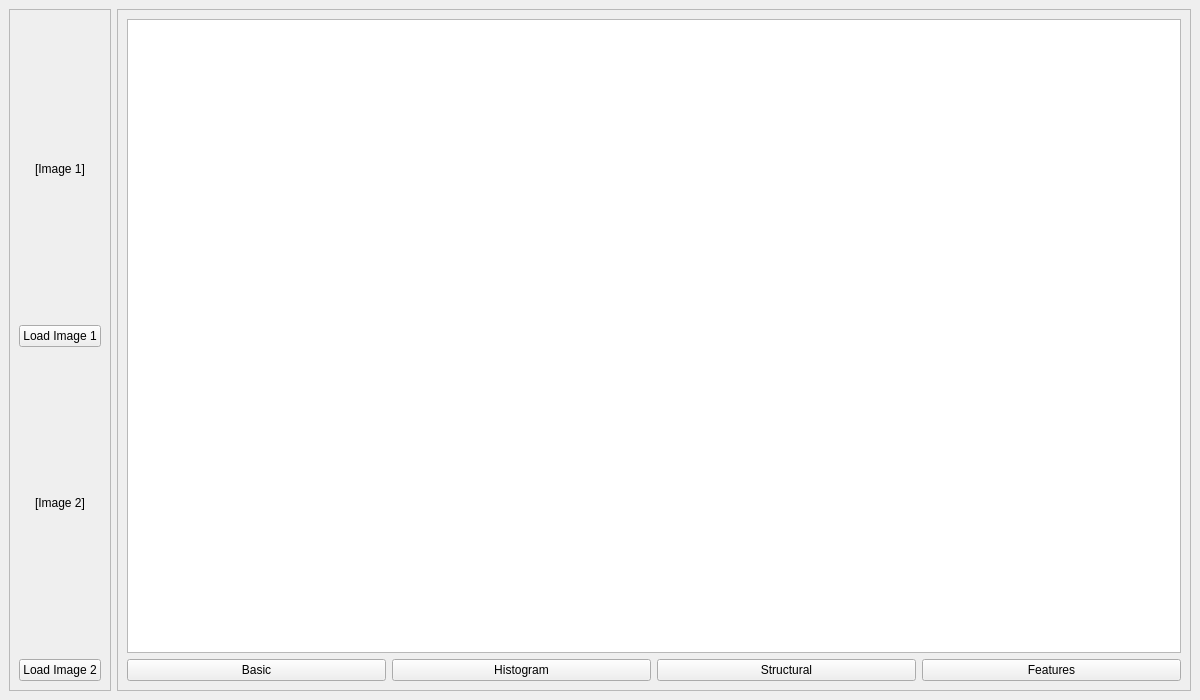
Old version of the form Image_App/gui_qt6/ImageTools/mainwindow.ui in the repository jpenrici/Image_App_OpenCV.
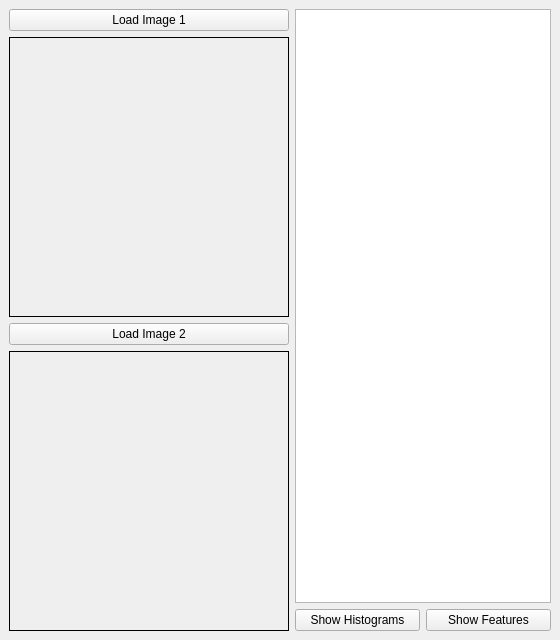
New version of the form.

```diff
--- a/Image_App/gui_qt6/ImageTools/mainwindow.ui
+++ b/Image_App/gui_qt6/ImageTools/mainwindow.ui
@@ -2,103 +2,74 @@
 <ui version="4.0">
  <class>MainWindow</class>
  <widget class="QMainWindow" name="MainWindow">
-  <property name="geometry">
-   <rect>
-    <x>0</x><y>0</y><width>1200</width><height>700</height>
-   </rect>
-  </property>
+
   <property name="windowTitle">
    <string>ImageTools GUI</string>
   </property>
 
   <widget class="QWidget" name="centralwidget">
-   <layout class="QHBoxLayout" name="mainLayout">
-    <item>
-     <widget class="QFrame" name="leftFrame">
-      <property name="frameShape">
-       <enum>QFrame::StyledPanel</enum>
-      </property>
-      <layout class="QVBoxLayout" name="leftLayout">
+   <layout class="QGridLayout">
 
-       <!-- Image 1 -->
-       <item>
-        <widget class="QLabel" name="labelImg1">
-         <property name="text">
-          <string>[Image 1]</string>
-         </property>
-         <property name="alignment">
-          <set>Qt::AlignCenter</set>
-         </property>
-        </widget>
-       </item>
+    <!-- LEFT PANEL -->
+    <item row="0" column="0">
+     <layout class="QVBoxLayout">
+
        <item>
         <widget class="QPushButton" name="btnLoadImg1">
          <property name="text"><string>Load Image 1</string></property>
         </widget>
        </item>
 
-       <!-- Image 2 -->
        <item>
-        <widget class="QLabel" name="labelImg2">
-         <property name="text"><string>[Image 2]</string></property>
-         <property name="alignment"><set>Qt::AlignCenter</set></property>
-        </widget>
-       </item>
+       <widget class="QLabel" name="labelImg1">
+        <property name="minimumSize">
+          <size><width>280</width><height>280</height></size>
+        </property>
+        <property name="frameShape"><enum>QFrame::Box</enum></property>
+       </widget>
+      </item>
+
        <item>
         <widget class="QPushButton" name="btnLoadImg2">
          <property name="text"><string>Load Image 2</string></property>
         </widget>
        </item>
 
-      </layout>
-     </widget>
-    </item>
-
     <item>
-     <widget class="QFrame" name="rightFrame">
-      <property name="frameShape">
-       <enum>QFrame::StyledPanel</enum>
-      </property>
-
-      <layout class="QVBoxLayout" name="rightLayout">
-       <item>
-        <widget class="QTextEdit" name="txtReport">
-         <property name="readOnly"><bool>true</bool></property>
+       <widget class="QLabel" name="labelImg2">
+        <property name="minimumSize">
+          <size><width>280</width><height>280</height></size>
+        </property>
+        <property name="frameShape"><enum>QFrame::Box</enum></property>
         </widget>
        </item>
 
-       <item>
-        <layout class="QHBoxLayout" name="buttonRow">
-
-         <item>
-          <widget class="QPushButton" name="btnBasic">
-           <property name="text"><string>Basic</string></property>
-          </widget>
+     </layout>
          </item>
 
-         <item>
-          <widget class="QPushButton" name="btnHistogram">
-           <property name="text"><string>Histogram</string></property>
-          </widget>
-         </item>
+    <!-- RIGHT PANEL -->
+    <item row="0" column="1">
+     <layout class="QVBoxLayout">
 
          <item>
-          <widget class="QPushButton" name="btnStructural">
-           <property name="text"><string>Structural</string></property>
-          </widget>
+       <widget class="QTableWidget" name="tableReport"/>
          </item>
 
          <item>
-          <widget class="QPushButton" name="btnFeatures">
-           <property name="text"><string>Features</string></property>
-          </widget>
-         </item>
+       <layout class="QHBoxLayout">
 
+        <item><widget class="QPushButton" name="btnShowHist">
+          <property name="text"><string>Show Histograms</string></property>
+        </widget></item>
+
+        <item><widget class="QPushButton" name="btnShowFeatures">
+          <property name="text"><string>Show Features</string></property>
+        </widget></item>
+
         </layout>
        </item>
 
       </layout>
-     </widget>
     </item>
 
    </layout>
```
Left out of the diff: 2 changed lines with no effect on the pictures. Lines whose indentation alone changed are shown as unchanged.
